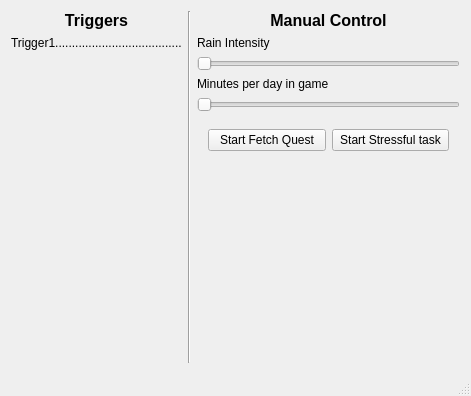
Qt form API/Bio-MR-API/Bio-MR-API/Biomr.ui (zunyueseattle/Bio-MR) before a commit.
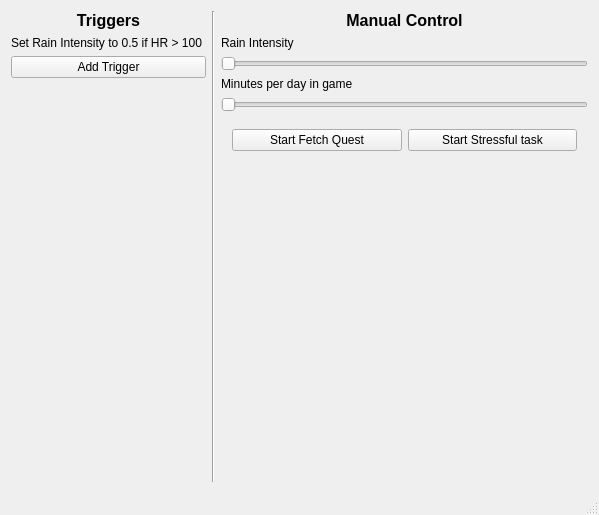
The same form after that commit.

Diff of the .ui file:
```diff
--- a/API/Bio-MR-API/Bio-MR-API/Biomr.ui
+++ b/API/Bio-MR-API/Bio-MR-API/Biomr.ui
@@ -6,8 +6,8 @@
    <rect>
     <x>0</x>
     <y>0</y>
-    <width>471</width>
-    <height>396</height>
+    <width>599</width>
+    <height>515</height>
    </rect>
   </property>
   <property name="windowTitle">
@@ -44,7 +44,14 @@
       <item>
        <widget class="QLabel" name="label_3">
         <property name="text">
-         <string>Trigger1......................................</string>
+         <string>Set Rain Intensity to 0.5 if HR &gt; 100 </string>
+        </property>
+       </widget>
+      </item>
+      <item>
+       <widget class="QPushButton" name="pushButton_3">
+        <property name="text">
+         <string>Add Trigger</string>
         </property>
        </widget>
       </item>
```
Left out of the diff: 4 changed lines with no effect on the pictures.
